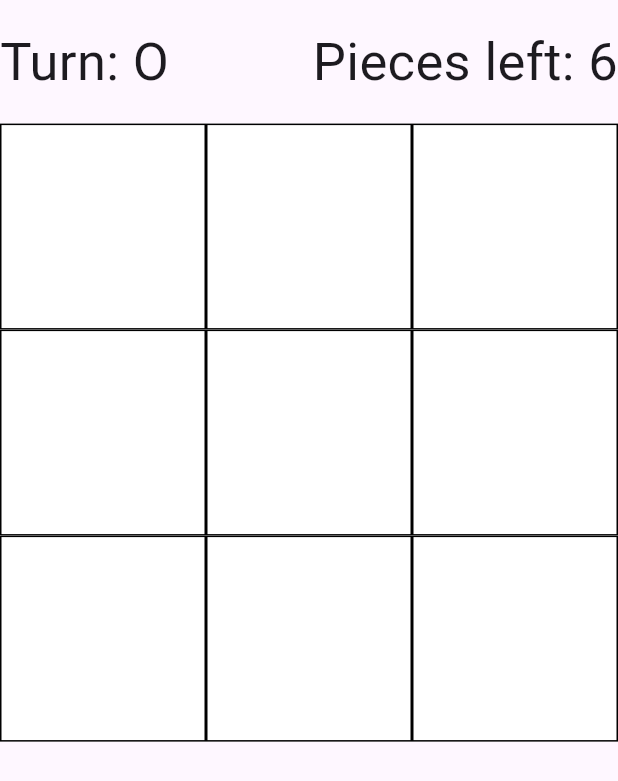
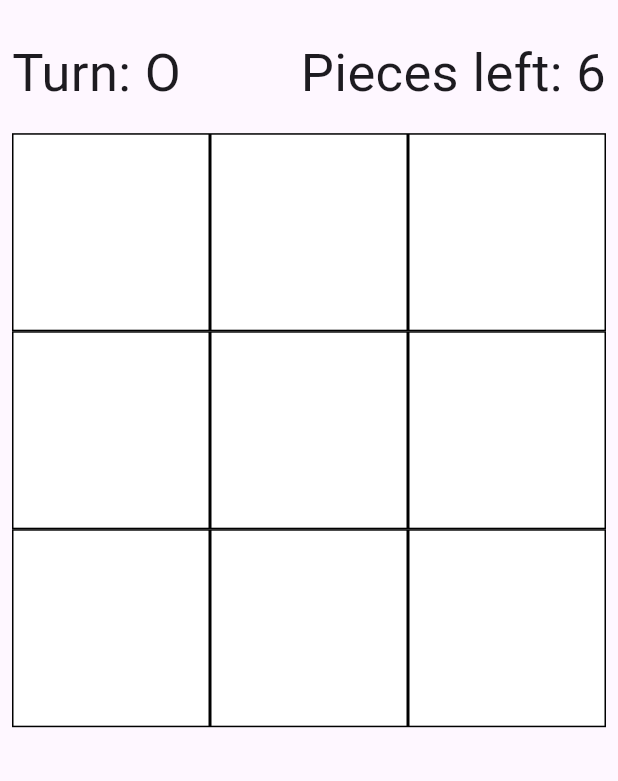
Before and after one commit to adelinewidyatmoko/TicTacToe_Technology_Innovation, a Flutter app: the screen it shows after launch, on a phone screen of 412 x 824 dp. Shown: the top 781 px of the screen. Run offline on Flutter 3.47's test engine with Material 3 defaults, Android fonts, the phone set to English and light mode, and no system bars.

```diff
--- a/tictactoe/lib/game.dart
+++ b/tictactoe/lib/game.dart
@@ -49,7 +49,9 @@ class _GamePageState extends State<GamePage> {
   @override
   Widget build(BuildContext context) {
     return Scaffold(
-      body: Column(
+      body: Padding(
+        padding: const EdgeInsets.all(8.0),
+        child: Column(
           children: [
             Expanded(
               flex: 1,
@@ -71,6 +73,8 @@ class _GamePageState extends State<GamePage> {
             ),
             Expanded(
               flex: 8,
+              child: AspectRatio(
+                aspectRatio: 1,
                 child: GridView.builder(
                   itemCount: gridSize,
                   gridDelegate: SliverGridDelegateWithFixedCrossAxisCount(
@@ -104,6 +108,7 @@ class _GamePageState extends State<GamePage> {
                   },
                 ),
               ),
+            ),
             Expanded(
               flex: 1,
               child: Center(
@@ -111,6 +116,7 @@ class _GamePageState extends State<GamePage> {
               ),
             ),
           ],
+        ),
       ),
     );
   }
```
Lines whose indentation alone changed are shown as unchanged.
